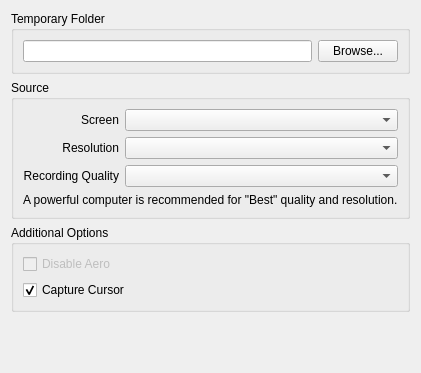
First picture: the form in client/nx_client_desktop/src/ui/widgets/local_settings/recording_settings_widget.ui, repository networkoptix/nx_open, before the edit.
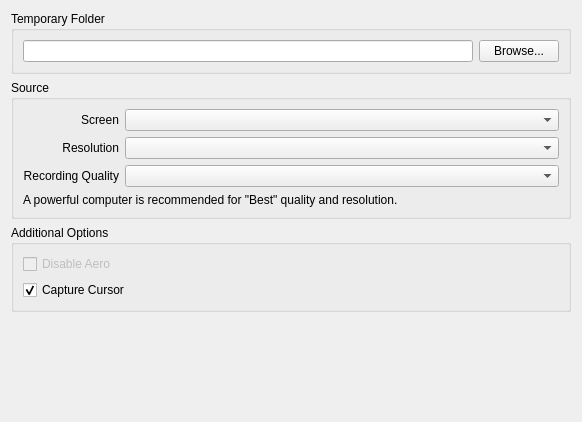
Second picture: the form after the edit.

Commit message:
VMS-6773: No screen if there's only one screen is enabled
<==== Mercurial data ====>
Branch: vms_3.1_gui

```diff
--- a/client/nx_client_desktop/src/ui/widgets/local_settings/recording_settings_widget.ui
+++ b/client/nx_client_desktop/src/ui/widgets/local_settings/recording_settings_widget.ui
@@ -6,8 +6,8 @@
    <rect>
     <x>0</x>
     <y>0</y>
-    <width>377</width>
-    <height>373</height>
+    <width>582</width>
+    <height>422</height>
    </rect>
   </property>
   <layout class="QVBoxLayout" name="verticalLayout">
```
Left out of the diff: 2 changed lines with no effect on the pictures. The commit also changes 1 other file.
